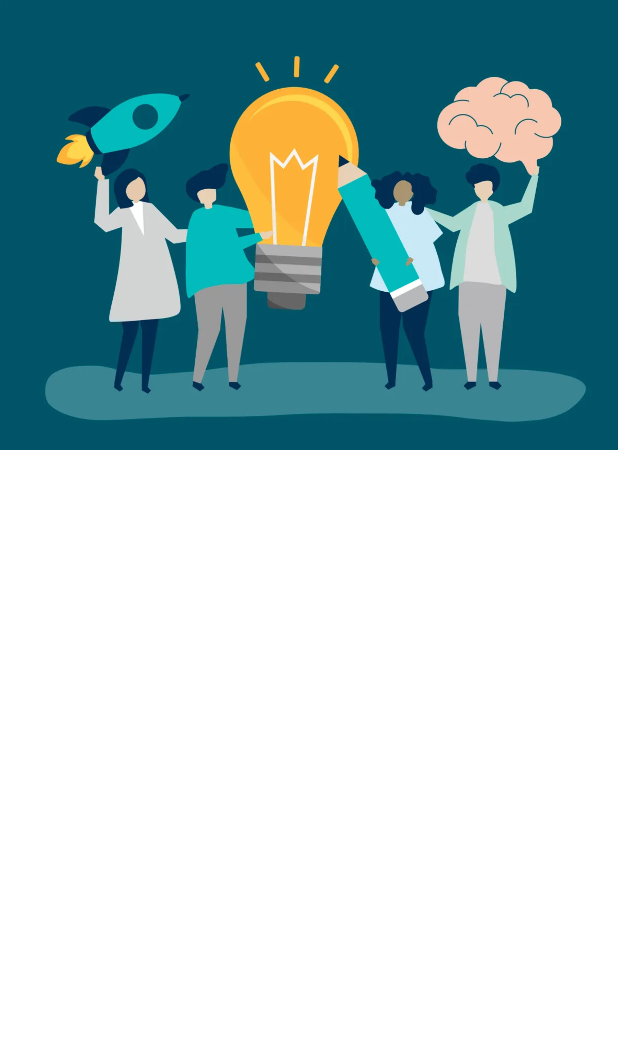
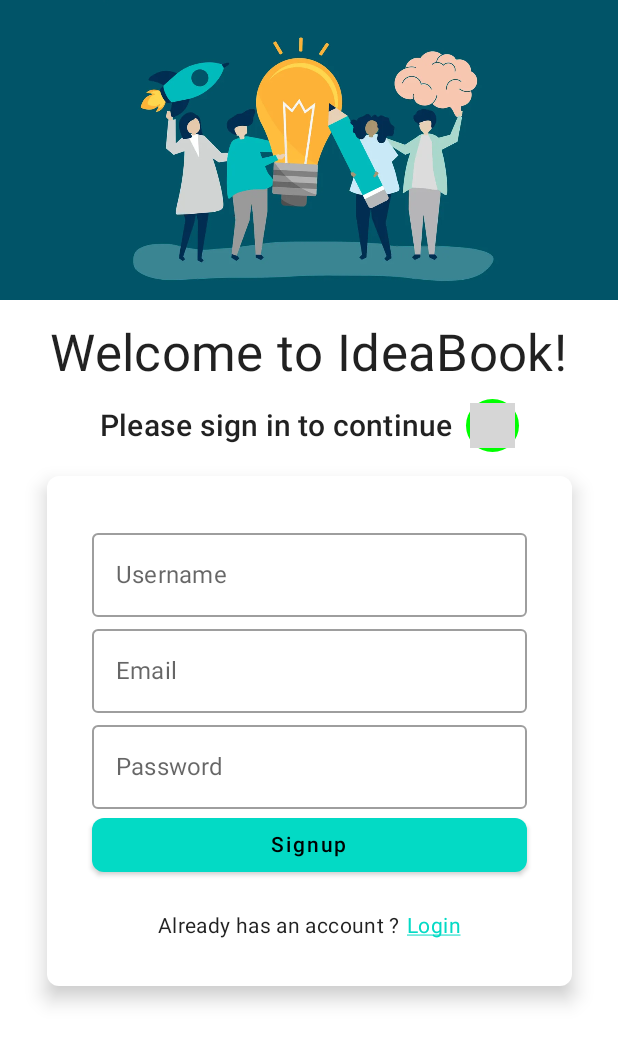
Before and after one commit to Lalit3716/Idea-Book, an Android app built with Jetpack Compose: the @Preview function AuthScreenPreview, on a phone screen of 412 x 824 dp. Shown: the top 1044 px of the screen. Run offline under Robolectric (Android 15) with nearby library versions, the phone set to English and light mode, and no system bars; our stand-ins replace Dagger/Hilt's generated code, Firebase (no records; nobody signed in at launch, a user with empty details on screens opened directly); libraries missing offline, so code that uses them is left out: com.ramcosta.composedestinations; 2 statements that could not run were skipped; grey boxes are pictures that could not be loaded.

Commit message:
feat: Designed Auth Form UI(Stateful)

```diff
--- a/android/app/src/main/java/com/example/idea_book/domain/repository/AuthRepository.kt
+++ b/android/app/src/main/java/com/example/idea_book/domain/repository/AuthRepository.kt
@@ -9,4 +9,5 @@ interface AuthRepository {
     fun isAuth(): Boolean
     fun getUser(): FirebaseUser
     fun onAuthChangeListener(listener: (FirebaseUser?) -> Unit)
+    fun removeAuthChangeListener()
 }
--- a/android/app/src/main/java/com/example/idea_book/presentation/auth/AuthScreen.kt
+++ b/android/app/src/main/java/com/example/idea_book/presentation/auth/AuthScreen.kt
@@ -2,6 +2,7 @@ package com.example.idea_book.presentation.auth
 
 import android.util.Log
 import androidx.compose.foundation.Image
+import androidx.compose.foundation.background
 import androidx.compose.foundation.layout.*
 import androidx.compose.foundation.rememberScrollState
 import androidx.compose.foundation.verticalScroll
@@ -12,10 +13,13 @@ import androidx.compose.runtime.LaunchedEffect
 import androidx.compose.ui.Modifier
 import androidx.compose.ui.res.painterResource
 import androidx.compose.ui.tooling.preview.Preview
+import androidx.compose.ui.unit.dp
 import androidx.hilt.navigation.compose.hiltViewModel
 import com.example.idea_book.R
+import com.example.idea_book.presentation.auth.components.AuthForm
 import com.example.idea_book.presentation.destinations.IdeasScreenDestination
 import com.example.idea_book.ui.theme.IdeaBookTheme
+import com.example.idea_book.ui.theme.IdeaImageBg
 import com.ramcosta.composedestinations.annotation.Destination
 import com.ramcosta.composedestinations.navigation.DestinationsNavigator
 
@@ -43,12 +47,23 @@ fun AuthScreen(
         contentColor = MaterialTheme.colors.onBackground,
     ) {
         Column {
+            Box(
+                modifier = Modifier.fillMaxWidth().background(
+                    color = IdeaImageBg
+                )
+            ) {
                 Image(
                     painter = painterResource(id = R.drawable.idea),
                     contentDescription = "Logo",
                     modifier = Modifier
                         .fillMaxWidth()
+                        .height(200.dp)
                 )
+            }
+            Spacer(modifier = Modifier.height(16.dp))
+            AuthForm(state = state) {
+                viewModel.onEvent(it)
+            }
         }
     }
 }
--- a/android/app/src/main/java/com/example/idea_book/presentation/auth/AuthState.kt
+++ b/android/app/src/main/java/com/example/idea_book/presentation/auth/AuthState.kt
@@ -1,7 +1,14 @@
 package com.example.idea_book.presentation.auth
 
 data class AuthState(
+    val isLoginMode: Boolean = false,
     val isAuth: Boolean = false,
     val isLoading: Boolean = false,
-    val error: String? = null
+    val username: String = "",
+    val email: String = "",
+    val password: String = "",
+    val firebaseError: String? = null,
+    val usernameError: String? = null,
+    val emailError: String? = null,
+    val passwordError: String? = null
 )
--- /dev/null
+++ b/android/app/src/main/java/com/example/idea_book/presentation/auth/components/AuthForm.kt
@@ -0,0 +1,160 @@
+package com.example.idea_book.presentation.auth.components
+
+import androidx.compose.foundation.clickable
+import androidx.compose.foundation.layout.*
+import androidx.compose.foundation.shape.RoundedCornerShape
+import androidx.compose.foundation.text.KeyboardActions
+import androidx.compose.foundation.text.KeyboardOptions
+import androidx.compose.material.*
+import androidx.compose.runtime.Composable
+import androidx.compose.ui.Alignment
+import androidx.compose.ui.Modifier
+import androidx.compose.ui.focus.FocusDirection
+import androidx.compose.ui.platform.LocalFocusManager
+import androidx.compose.ui.text.input.ImeAction
+import androidx.compose.ui.text.input.KeyboardType
+import androidx.compose.ui.text.input.PasswordVisualTransformation
+import androidx.compose.ui.text.style.TextDecoration
+import androidx.compose.ui.unit.dp
+import com.example.idea_book.presentation.auth.AuthFormEvent
+import com.example.idea_book.presentation.auth.AuthState
+
+@Composable
+fun AuthForm(state: AuthState, emitEvent: (AuthFormEvent) -> Unit) {
+    val focusManager = LocalFocusManager.current
+
+    Column(
+        horizontalAlignment = Alignment.CenterHorizontally,
+        modifier = Modifier.fillMaxWidth()
+    ) {
+        HeaderText()
+        Spacer(modifier = Modifier.height(16.dp))
+        Card(
+            shape = RoundedCornerShape(8.dp),
+            elevation = 8.dp,
+            modifier = Modifier.widthIn(max = 350.dp)
+        ) {
+            Column(
+                modifier = Modifier
+                    .fillMaxWidth()
+                    .padding(30.dp),
+                horizontalAlignment = Alignment.CenterHorizontally,
+            ) {
+                if (!state.isLoginMode)
+                    OutlinedTextField(
+                        value = state.username,
+                        onValueChange = { emitEvent(AuthFormEvent.UsernameChange(it)) },
+                        label = { Text(text = "Username") },
+                        modifier = Modifier.fillMaxWidth(),
+                        singleLine = true,
+                        keyboardOptions = KeyboardOptions(
+                            keyboardType = KeyboardType.Text,
+                            imeAction = ImeAction.Next
+                        ),
+                        keyboardActions = KeyboardActions(
+                            onNext = { focusManager.moveFocus(FocusDirection.Down) }
+                        ),
+                        isError = state.usernameError != null,
+                    )
+                if (state.usernameError != null)
+                    Text(
+                        text = state.usernameError,
+                        color = MaterialTheme.colors.error,
+                        modifier = Modifier
+                            .padding(8.dp)
+                            .align(Alignment.Start)
+                    )
+                OutlinedTextField(
+                    value = state.email,
+                    onValueChange = { emitEvent(AuthFormEvent.EmailChange(it)) },
+                    label = @Composable { Text("Email") },
+                    keyboardOptions = KeyboardOptions(
+                        keyboardType = KeyboardType.Email,
+                        imeAction = ImeAction.Next
+                    ),
+                    modifier = Modifier.fillMaxWidth(),
+                    singleLine = true,
+                    keyboardActions = KeyboardActions(
+                        onNext = { focusManager.moveFocus(FocusDirection.Down) }
+                    ),
+                    isError = state.emailError != null,
+                )
+                if (state.emailError != null)
+                    Text(
+                        text = state.emailError,
+                        color = MaterialTheme.colors.error,
+                        modifier = Modifier
+                            .padding(8.dp)
+                            .align(Alignment.Start)
+                    )
+                OutlinedTextField(
+                    value = state.password,
+                    onValueChange = { emitEvent(AuthFormEvent.PasswordChange(it)) },
+                    label = @Composable { Text("Password") },
+                    modifier = Modifier.fillMaxWidth(),
+                    keyboardOptions = KeyboardOptions(
+                        keyboardType = KeyboardType.Password,
+                        imeAction = ImeAction.Done
+                    ),
+                    visualTransformation = PasswordVisualTransformation(),
+                    singleLine = true,
+                    keyboardActions = KeyboardActions(
+                        onDone = { focusManager.clearFocus() }
+                    ),
+                    isError = state.passwordError != null,
+                )
+                if (state.passwordError != null)
+                    Text(
+                        text = state.passwordError,
+                        color = MaterialTheme.colors.error,
+                        modifier = Modifier
+                            .padding(8.dp)
+                            .align(Alignment.Start)
+                    )
+                Button(
+                    onClick = {
+                        if (state.isLoginMode)
+                            emitEvent(AuthFormEvent.SignIn(state.email, state.password))
+                        else
+                            emitEvent(
+                                AuthFormEvent.SignUp(
+                                    state.username,
+                                    state.email,
+                                    state.password
+                                )
+                            )
+                    },
+                    modifier = Modifier.fillMaxWidth(),
+                    shape = RoundedCornerShape(8.dp),
+                    colors = ButtonDefaults.buttonColors(backgroundColor = MaterialTheme.colors.secondary),
+                    enabled = state.isLoading.not()
+                ) {
+                    Text(text = if (state.isLoginMode) "Login" else "Signup")
+                }
+                Spacer(modifier = Modifier.height(20.dp))
+                if (state.isLoginMode)
+                    Text(
+                        text = "Forgot password?",
+                        style = MaterialTheme.typography.body2,
+                        color = MaterialTheme.colors.secondary,
+                        textDecoration = TextDecoration.Underline,
+                        modifier = Modifier.clickable { }
+                    )
+                Row {
+                    Text(
+                        text = if (state.isLoginMode) "Don't have an account?" else "Already has an account ?",
+                        style = MaterialTheme.typography.body2
+                    )
+                    Spacer(modifier = Modifier.width(4.dp))
+                    Text(
+                        text = if (state.isLoginMode) "Signup" else "Login",
+                        style = MaterialTheme.typography.body2,
+                        color = MaterialTheme.colors.secondary,
+                        textDecoration = TextDecoration.Underline,
+                        modifier = Modifier.clickable { emitEvent(AuthFormEvent.ToggleMode) }
+                    )
+                }
+            }
+        }
+    }
+}
--- /dev/null
+++ b/android/app/src/main/java/com/example/idea_book/presentation/auth/components/HeaderText.kt
@@ -0,0 +1,52 @@
+package com.example.idea_book.presentation.auth.components
+
+import androidx.compose.foundation.background
+import androidx.compose.foundation.layout.*
+import androidx.compose.foundation.shape.RoundedCornerShape
+import androidx.compose.material.Icon
+import androidx.compose.material.MaterialTheme
+import androidx.compose.material.Text
+import androidx.compose.runtime.Composable
+import androidx.compose.ui.Alignment
+import androidx.compose.ui.Modifier
+import androidx.compose.ui.graphics.Color
+import androidx.compose.ui.res.painterResource
+import androidx.compose.ui.unit.dp
+import com.google.android.material.R
+
+@Composable
+fun HeaderText() {
+    Text(
+        text = "Welcome to IdeaBook!",
+        style = MaterialTheme.typography.h4,
+    )
+    Spacer(modifier = Modifier.height(10.dp))
+    Row(
+        verticalAlignment = Alignment.CenterVertically,
+    ) {
+        Text(
+            text = "Please sign in to continue",
+            style = MaterialTheme.typography.h6,
+        )
+        Spacer(Modifier.width(8.dp))
+        Box(
+            modifier = Modifier
+                .width(35.dp)
+                .height(35.dp)
+                .background(
+                    color = Color.Green,
+                    shape = RoundedCornerShape(50)
+                )
+                .padding(1.dp)
+        ) {
+            Icon(
+                painter = painterResource(
+                    R.drawable.material_ic_keyboard_arrow_right_black_24dp
+                ),
+                contentDescription = "forward",
+                tint = Color.Black,
+                modifier = Modifier.align(Alignment.Center).size(30.dp)
+            )
+        }
+    }
+}
--- a/android/app/src/main/java/com/example/idea_book/ui/theme/Color.kt
+++ b/android/app/src/main/java/com/example/idea_book/ui/theme/Color.kt
@@ -6,3 +6,5 @@ val Purple200 = Color(0xFFBB86FC)
 val Purple500 = Color(0xFF6200EE)
 val Purple700 = Color(0xFF3700B3)
 val Teal200 = Color(0xFF03DAC5)
+val Blue800 = Color(0xFF1E1E1E)
+val IdeaImageBg = Color(0xFF015468)
--- a/android/app/src/main/java/com/example/idea_book/ui/theme/Theme.kt
+++ b/android/app/src/main/java/com/example/idea_book/ui/theme/Theme.kt
@@ -12,7 +12,7 @@ private val DarkColorPalette = darkColors(
     primary = Purple200,
     primaryVariant = Purple700,
     secondary = Teal200,
-    background = DarkGray,
+    background = Blue800,
     onBackground = Color.White,
 )
 
```
Also changed, not shown: android/app/src/main/java/com/example/idea_book/data/repository/AuthRepositoryImpl.kt (+7 -1 lines), android/app/src/main/java/com/example/idea_book/presentation/auth/AuthFormEvent.kt (added, +10 -0 lines), android/app/src/main/java/com/example/idea_book/presentation/auth/AuthViewModel.kt (+46 -5 lines). Lines whose indentation alone changed are shown as unchanged.
